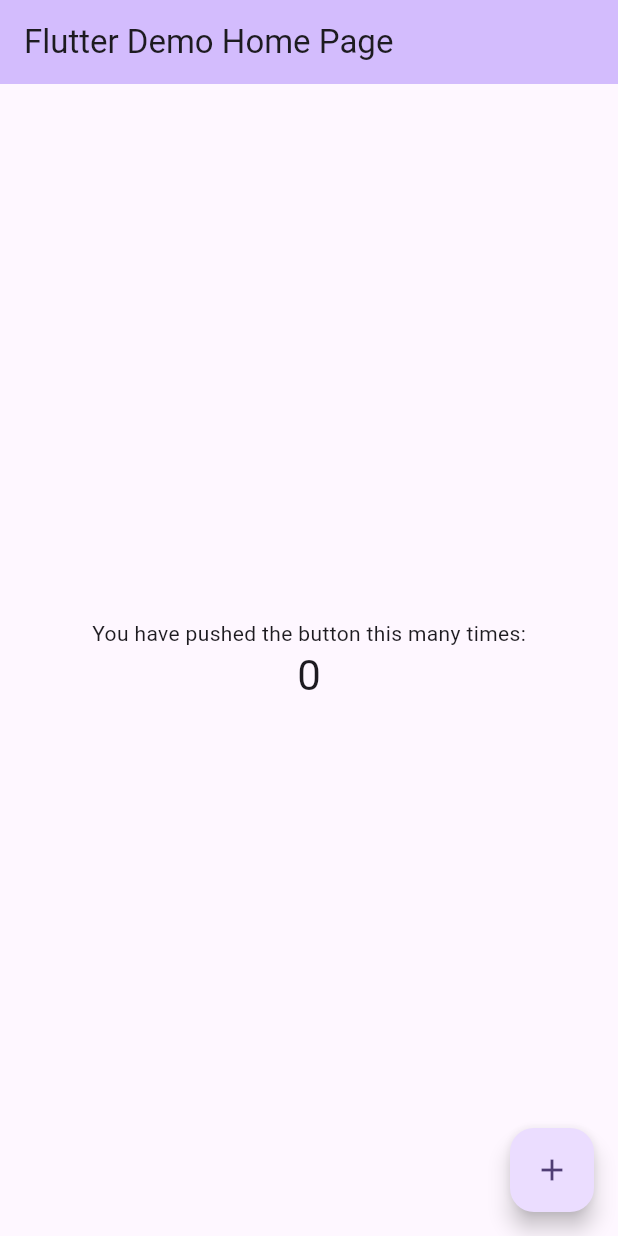
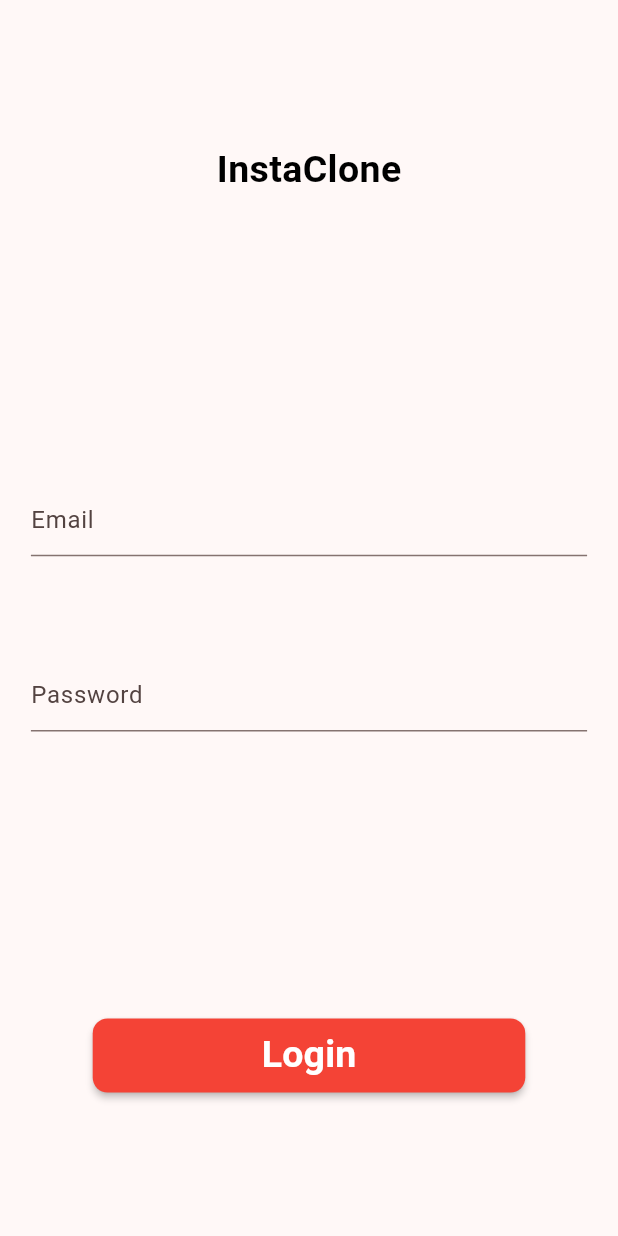
Before and after one commit to Randil-Hasanga/Instagram-clone---Flutter, a Flutter app: the screen it shows after launch, on a phone screen of 412 x 824 dp. Run offline on Flutter 3.47's test engine with Material 3 defaults, Android fonts, the phone set to English and light mode, and no system bars.

Commit message:
Login Page

```diff
--- a/lib/main.dart
+++ b/lib/main.dart
@@ -1,4 +1,6 @@
 import 'package:flutter/material.dart';
+import 'package:instaclone/pages/login_page.dart';
+import 'package:instaclone/pages/register_page.dart';
 
 void main() {
   runApp(const MyApp());
@@ -11,115 +13,19 @@ class MyApp extends StatelessWidget {
   @override
   Widget build(BuildContext context) {
     return MaterialApp(
-      title: 'Flutter Demo',
+      title: 'InstaClone',
       theme: ThemeData(
-        // This is the theme of your application.
-        //
-        // TRY THIS: Try running your application with "flutter run". You'll see
-        // the application has a purple toolbar. Then, without quitting the app,
-        // try changing the seedColor in the colorScheme below to Colors.green
-        // and then invoke "hot reload" (save your changes or press the "hot
-        // reload" button in a Flutter-supported IDE, or press "r" if you used
-        // the command line to start the app).
-        //
-        // Notice that the counter didn't reset back to zero; the application
-        // state is not lost during the reload. To reset the state, use hot
-        // restart instead.
-        //
-        // This works for code too, not just values: Most code changes can be
-        // tested with just a hot reload.
-        colorScheme: ColorScheme.fromSeed(seedColor: Colors.deepPurple),
+        colorScheme: ColorScheme.fromSeed(seedColor: Colors.red),
         useMaterial3: true,
+        appBarTheme: const AppBarTheme(
+          backgroundColor: Colors.red,
+        ),
       ),
-      home: const MyHomePage(title: 'Flutter Demo Home Page'),
+      initialRoute: 'login',
+      routes: {
+        'register': (context) => RegisterPage(),
+        'login': (context) => LoginPage(),
+      },
     );
   }
 }
-
-class MyHomePage extends StatefulWidget {
-  const MyHomePage({super.key, required this.title});
-
-  // This widget is the home page of your application. It is stateful, meaning
-  // that it has a State object (defined below) that contains fields that affect
-  // how it looks.
-
-  // This class is the configuration for the state. It holds the values (in this
-  // case the title) provided by the parent (in this case the App widget) and
-  // used by the build method of the State. Fields in a Widget subclass are
-  // always marked "final".
-
-  final String title;
-
-  @override
-  State<MyHomePage> createState() => _MyHomePageState();
-}
-
-class _MyHomePageState extends State<MyHomePage> {
-  int _counter = 0;
-
-  void _incrementCounter() {
-    setState(() {
-      // This call to setState tells the Flutter framework that something has
-      // changed in this State, which causes it to rerun the build method below
-      // so that the display can reflect the updated values. If we changed
-      // _counter without calling setState(), then the build method would not be
-      // called again, and so nothing would appear to happen.
-      _counter++;
-    });
-  }
-
-  @override
-  Widget build(BuildContext context) {
-    // This method is rerun every time setState is called, for instance as done
-    // by the _incrementCounter method above.
-    //
-    // The Flutter framework has been optimized to make rerunning build methods
-    // fast, so that you can just rebuild anything that needs updating rather
-    // than having to individually change instances of widgets.
-    return Scaffold(
-      appBar: AppBar(
-        // TRY THIS: Try changing the color here to a specific color (to
-        // Colors.amber, perhaps?) and trigger a hot reload to see the AppBar
-        // change color while the other colors stay the same.
-        backgroundColor: Theme.of(context).colorScheme.inversePrimary,
-        // Here we take the value from the MyHomePage object that was created by
-        // the App.build method, and use it to set our appbar title.
-        title: Text(widget.title),
-      ),
-      body: Center(
-        // Center is a layout widget. It takes a single child and positions it
-        // in the middle of the parent.
-        child: Column(
-          // Column is also a layout widget. It takes a list of children and
-          // arranges them vertically. By default, it sizes itself to fit its
-          // children horizontally, and tries to be as tall as its parent.
-          //
-          // Column has various properties to control how it sizes itself and
-          // how it positions its children. Here we use mainAxisAlignment to
-          // center the children vertically; the main axis here is the vertical
-          // axis because Columns are vertical (the cross axis would be
-          // horizontal).
-          //
-          // TRY THIS: Invoke "debug painting" (choose the "Toggle Debug Paint"
-          // action in the IDE, or press "p" in the console), to see the
-          // wireframe for each widget.
-          mainAxisAlignment: MainAxisAlignment.center,
-          children: <Widget>[
-            const Text(
-              'You have pushed the button this many times:',
-            ),
-            Text(
-              '$_counter',
-              style: Theme.of(context).textTheme.headlineMedium,
-            ),
-          ],
-        ),
-      ),
-      floatingActionButton: FloatingActionButton(
-        onPressed: _incrementCounter,
-        tooltip: 'Increment',
-        child: const Icon(Icons.add),
-      ), // This trailing comma makes auto-formatting nicer for build methods.
-    );
-  }
-}
--- /dev/null
+++ b/lib/pages/login_page.dart
@@ -0,0 +1,130 @@
+import 'package:flutter/cupertino.dart';
+import 'package:flutter/material.dart';
+import 'package:flutter/widgets.dart';
+
+class LoginPage extends StatefulWidget {
+  @override
+  State<StatefulWidget> createState() {
+    return _LoginPageState();
+  }
+}
+
+class _LoginPageState extends State<LoginPage> {
+  double? _deviceHeight, _deviceWidth;
+
+  final GlobalKey<FormState> _loginFormKey = GlobalKey<FormState>();
+  String? _email;
+  String? _password;
+
+  @override
+  Widget build(BuildContext context) {
+    _deviceHeight = MediaQuery.of(context).size.height;
+    _deviceWidth = MediaQuery.of(context).size.width;
+
+    return Scaffold(
+      body: SafeArea(
+        child: Container(
+          padding: EdgeInsets.symmetric(horizontal: _deviceWidth! * 0.05),
+          child: Center(
+            child: Column(
+              mainAxisAlignment: MainAxisAlignment.spaceAround,
+              mainAxisSize: MainAxisSize.max,
+              crossAxisAlignment: CrossAxisAlignment.center,
+              children: [
+                _titleWidget(),
+                _loginForm(),
+                _loginButton(),
+              ],
+            ),
+          ),
+        ),
+      ),
+    );
+  }
+
+  Widget _titleWidget() {
+    return const Text(
+      "InstaClone",
+      style: TextStyle(
+        color: Colors.black,
+        fontSize: 25,
+        fontWeight: FontWeight.w600,
+      ),
+    );
+  }
+
+  Widget _loginForm() {
+    return Container(
+      height: _deviceHeight! * 0.20,
+      child: Form(
+        key: _loginFormKey,
+        child: Column(
+          mainAxisAlignment: MainAxisAlignment.spaceBetween,
+          mainAxisSize: MainAxisSize.max,
+          crossAxisAlignment: CrossAxisAlignment.center,
+          children: [
+            _emailTextField(),
+            _passwordTextField(),
+          ],
+        ),
+      ),
+    );
+  }
+
+  Widget _emailTextField() {
+    return TextFormField(
+      decoration: const InputDecoration(hintText: "Email"),
+      onSaved: (_value) {
+        setState(() {
+          _email = _value;
+        });
+      },
+      validator: (_value) {
+        bool _result = _value!.contains(
+          RegExp(
+              r"^[a-zA-Z0-9.!#$%&'*+/=?^_`{|}~-]+@[a-zA-Z0-9](?:[a-zA-Z0-9-]{0,61}[a-zA-Z0-9])?(?:\.[a-zA-Z0-9](?:[a-zA-Z0-9-]{0,61}[a-zA-Z0-9])?)*$"),
+        );
+        return _result ? null : "Please enter a valid email";
+      },
+    );
+  }
+
+  Widget _passwordTextField() {
+    return TextFormField(
+      obscureText: true,
+      decoration: const InputDecoration(hintText: "Password"),
+      onSaved: (_value) {
+        setState(() {
+          _password = _value;
+        });
+      },
+      validator: (_value) => _value!.length > 8 ? null : "Please enter password greater than 8 characters"
+    );
+  }
+
+  Widget _loginButton() {
+    return MaterialButton(
+      shape: RoundedRectangleBorder(
+        borderRadius: BorderRadius.circular(10),
+      ),
+      color: Colors.red,
+      minWidth: _deviceWidth! * 0.70,
+      height: _deviceHeight! * 0.06,
+      onPressed: _loginUser,
+      child: const Text(
+        "Login",
+        style: TextStyle(
+          fontSize: 25,
+          color: Colors.white,
+          fontWeight: FontWeight.w600,
+        ),
+      ),
+    );
+  }
+
+  void _loginUser() {
+    if(_loginFormKey.currentState!.validate()){
+      _loginFormKey.currentState!.save();
+    }
+  }
+}
--- /dev/null
+++ b/lib/pages/register_page.dart
@@ -0,0 +1,22 @@
+import 'package:flutter/material.dart';
+
+class RegisterPage extends StatefulWidget{
+
+  @override
+  State<StatefulWidget> createState() {
+
+    return _RegisterPageState();
+  }
+}
+
+class _RegisterPageState extends State<RegisterPage>{
+  @override
+  Widget build(BuildContext context) {
+
+    return Scaffold(
+      body: Container(
+        color: Colors.blue,
+      ),
+    );
+  }
+}
```
Also changed, not shown: pubspec.lock, 1 other file.
